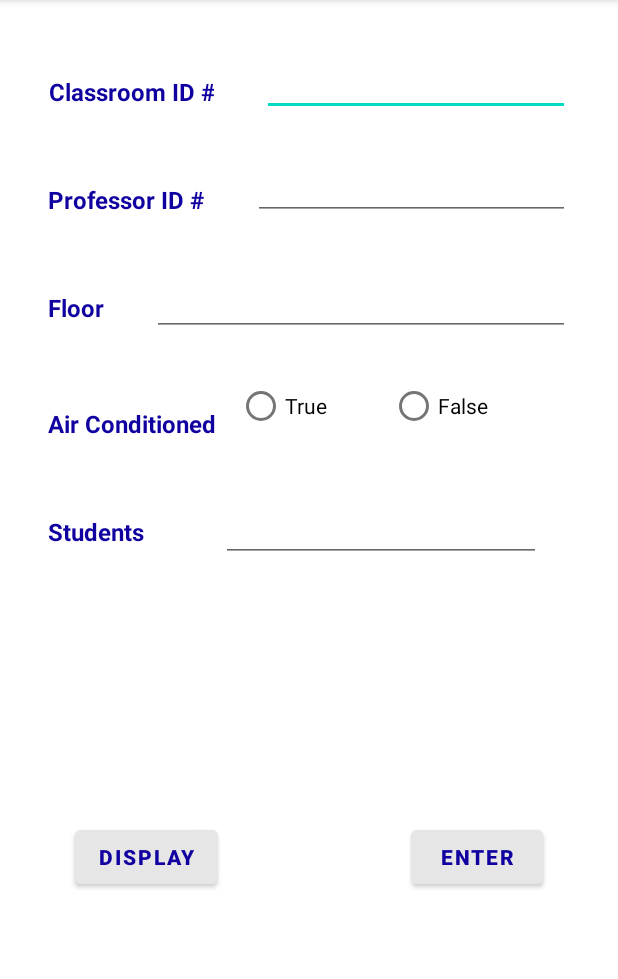
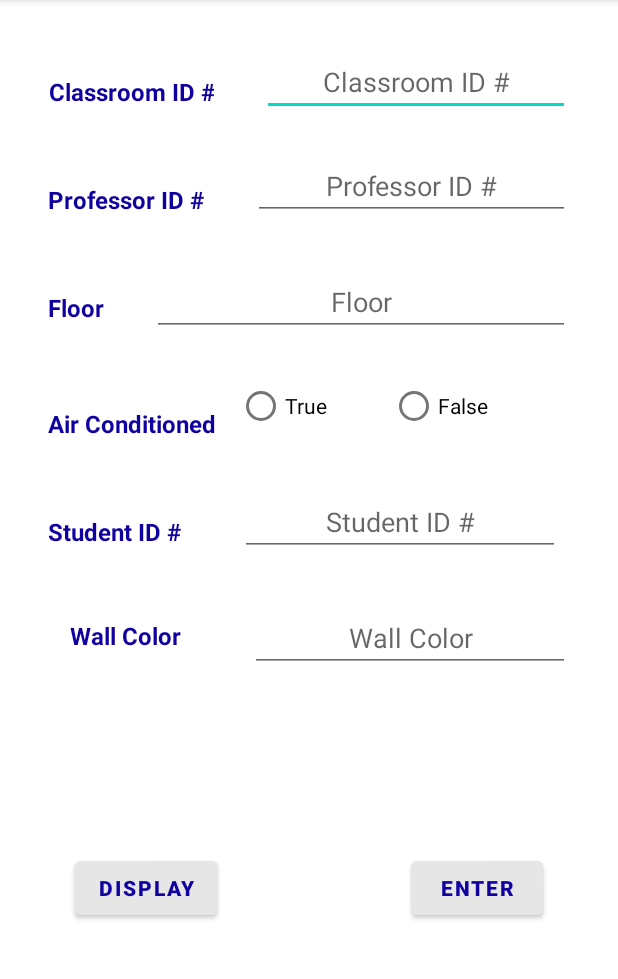
Before and after one commit to mbutt19/COMP304, an Android app: the ClassroomActivity screen opened directly, with no data from a screen before it, on a phone screen of 412 x 824 dp, the part 84-1063 px from its top. Run offline under Robolectric (Android 15) with nearby library versions, the phone set to English and light mode, and no system bars; our stand-ins replace Room's generated code.

Commit message:
Classroom insert complete

```diff
--- a/Group3_COMP304Sec002_Lab4/app/src/main/java/com/example/group3_comp304sec002_lab4/ClassroomActivity.java
+++ b/Group3_COMP304Sec002_Lab4/app/src/main/java/com/example/group3_comp304sec002_lab4/ClassroomActivity.java
@@ -1,14 +1,95 @@
 package com.example.group3_comp304sec002_lab4;
 
+import androidx.annotation.Nullable;
 import androidx.appcompat.app.AppCompatActivity;
+import androidx.lifecycle.Observer;
+import androidx.lifecycle.ViewModelProviders;
+import android.os.Bundle;
+import android.view.View;
+import android.widget.Button;
+import android.widget.EditText;
+import android.widget.RadioButton;
+import android.widget.RadioGroup;
+import android.widget.Toast;
 
-import android.os.Bundle;
+import java.util.List;
 
 public class ClassroomActivity extends AppCompatActivity {
-
+    private ClassroomViewModel classVM;
+    private String results;
+    private Button loadBtn;
+    private Button updateBtn;
+    private int sidInput;
+    private Classroom classroom;
+    private RadioButton rb;
+    private boolean acBool;
     @Override
     protected void onCreate(Bundle savedInstanceState) {
         super.onCreate(savedInstanceState);
         setContentView(R.layout.activity_classroom);
+
+        EditText cid = findViewById(R.id.classCid);
+        EditText sid = findViewById(R.id.classSid);
+        EditText pid = findViewById(R.id.classPid);
+        EditText floor = findViewById(R.id.floor);
+        EditText wall = findViewById(R.id.wall);
+        RadioGroup ac = findViewById(R.id.radioGroup);
+
+        classVM = ViewModelProviders.of(this).get(ClassroomViewModel.class);
+
+        loadBtn = findViewById(R.id.loadClassBtn);
+        loadBtn.setOnClickListener(new View.OnClickListener() {
+            @Override
+            public void onClick(View v) {
+                sidInput = Integer.parseInt(sid.getText().toString());
+                classVM.getClassFromStudent(sidInput).observe(ClassroomActivity.this,
+                        new Observer<List<Classroom>>(){
+                            @Override
+                            public void onChanged(List<Classroom> classrooms) {
+                                if(!classrooms.isEmpty()){
+                                    classroom = classrooms.remove(0);
+                                    pid.setText(Integer.toString(classroom.getProfessorId()));
+                                    cid.setText(Integer.toString(classroom.getClassroomId()));
+                                    floor.setText(Integer.toString(classroom.getFloor()));
+                                    wall.setText(classroom.getWallColor());
+                                    if(classroom.isAc()){
+                                        ac.check(R.id.tRdo);
+                                    }
+                                    else{
+                                        ac.check(R.id.fRdo);
+                                    }
+                                }else{
+                                    Toast.makeText(ClassroomActivity.this, "Enter Student ID#", Toast.LENGTH_LONG);
+                                }
+                            }
+                        });
+            }
+        });
+        updateBtn = findViewById(R.id.updateClassBtn);
+        updateBtn.setOnClickListener(new View.OnClickListener() {
+            @Override
+            public void onClick(View v) {
+                if(cid.getText().toString().isEmpty() || pid.getText().toString().isEmpty() ||
+                        sid.getText().toString().isEmpty() || floor.getText().toString().isEmpty()||
+                        wall.getText().toString().isEmpty()){
+                    Toast.makeText(ClassroomActivity.this, "Complete All Fields To Continue", Toast.LENGTH_SHORT);
+                }
+                else{
+                    switch (ac.getCheckedRadioButtonId()){
+                        case R.id.tRdo:
+                            acBool = true;
+                            break;
+                        case R.id.fRdo:
+                            acBool = false;
+                            break;
+                    }
+                    classroom = new Classroom(Integer.parseInt(cid.getText().toString()),
+                            Integer.parseInt(pid.getText().toString()), Integer.parseInt(floor.getText().toString()),
+                            true,wall.getText().toString(),Integer.parseInt(sid.getText().toString()));
+                    classVM.insertClassroom(classroom);
+                    Toast.makeText(ClassroomActivity.this, "Database Updated", Toast.LENGTH_LONG);
+                }
+            }
+        });
     }
 }
--- a/Group3_COMP304Sec002_Lab4/app/src/main/java/com/example/group3_comp304sec002_lab4/ClassroomViewModel.java
+++ b/Group3_COMP304Sec002_Lab4/app/src/main/java/com/example/group3_comp304sec002_lab4/ClassroomViewModel.java
@@ -33,7 +33,7 @@ public class ClassroomViewModel extends AndroidViewModel {
     public void seedData(){
         Classroom c1 = new Classroom(001,2001,2,true,
                 "White", 777);
-        Classroom c2 = new Classroom(001,2002,1,false,
+        Classroom c2 = new Classroom(002,2002,1,false,
                 "Yellow", 666);
         classroomRepo.insertClassroom(c1);
         classroomRepo.insertClassroom(c2);
--- a/Group3_COMP304Sec002_Lab4/app/src/main/res/layout/activity_classroom.xml
+++ b/Group3_COMP304Sec002_Lab4/app/src/main/res/layout/activity_classroom.xml
@@ -62,46 +62,49 @@
         app:layout_constraintTop_toBottomOf="@+id/textView11" />
 
     <EditText
-        android:id="@+id/editTextNumber"
+        android:id="@+id/classCid"
+        style="@style/input"
         android:layout_width="0dp"
         android:layout_height="wrap_content"
         android:layout_marginStart="32dp"
         android:layout_marginTop="32dp"
         android:layout_marginEnd="32dp"
         android:ems="10"
+        android:hint="@string/cid"
         android:inputType="number"
-        style="@style/input"
         app:layout_constraintEnd_toEndOf="parent"
         app:layout_constraintStart_toEndOf="@+id/textView8"
         app:layout_constraintTop_toTopOf="parent" />
 
     <EditText
-        android:id="@+id/editTextNumber2"
+        android:id="@+id/classPid"
+        style="@style/input"
         android:layout_width="0dp"
         android:layout_height="wrap_content"
         android:layout_marginStart="32dp"
         android:layout_marginTop="24dp"
         android:layout_marginEnd="32dp"
         android:ems="10"
+        android:hint="@string/pid"
         android:inputType="number"
-        style="@style/input"
         app:layout_constraintEnd_toEndOf="parent"
         app:layout_constraintStart_toEndOf="@+id/textView9"
-        app:layout_constraintTop_toBottomOf="@+id/editTextNumber" />
+        app:layout_constraintTop_toBottomOf="@+id/classCid" />
 
     <EditText
-        android:id="@+id/editTextNumber3"
+        android:id="@+id/floor"
+        style="@style/input"
         android:layout_width="0dp"
         android:layout_height="wrap_content"
         android:layout_marginStart="32dp"
         android:layout_marginTop="32dp"
         android:layout_marginEnd="32dp"
         android:ems="10"
+        android:hint="@string/floor"
         android:inputType="number"
-        style="@style/input"
         app:layout_constraintEnd_toEndOf="parent"
         app:layout_constraintStart_toEndOf="@+id/textView10"
-        app:layout_constraintTop_toBottomOf="@+id/editTextNumber2" />
+        app:layout_constraintTop_toBottomOf="@+id/classPid" />
 
     <RadioGroup
         android:id="@+id/radioGroup"
@@ -114,7 +117,7 @@
         app:layout_constraintEnd_toEndOf="parent"
         app:layout_constraintHorizontal_bias="1.0"
         app:layout_constraintStart_toEndOf="@+id/textView11"
-        app:layout_constraintTop_toBottomOf="@+id/editTextNumber3">
+        app:layout_constraintTop_toBottomOf="@+id/floor">
 
         <RadioButton
             android:id="@+id/tRdo"
@@ -131,44 +134,67 @@
     </RadioGroup>
 
     <EditText
-        android:id="@+id/editTextTextMultiLine"
+        android:id="@+id/classSid"
+        style="@style/input"
         android:layout_width="wrap_content"
         android:layout_height="wrap_content"
         android:layout_marginStart="32dp"
-        android:layout_marginTop="36dp"
+        android:layout_marginTop="32dp"
         android:layout_marginEnd="32dp"
         android:ems="10"
         android:gravity="start|top"
-        android:inputType="textMultiLine"
-        style="@style/input"
+        android:hint="@string/stuID"
+        android:inputType="number"
         app:layout_constraintEnd_toEndOf="parent"
         app:layout_constraintStart_toEndOf="@+id/textView12"
         app:layout_constraintTop_toBottomOf="@+id/textView11" />
 
     <Button
         android:id="@+id/loadClassBtn"
+        style="@style/buttons"
         android:layout_width="wrap_content"
         android:layout_height="wrap_content"
         android:layout_marginStart="50dp"
-        android:layout_marginTop="32dp"
         android:layout_marginBottom="32dp"
         android:text="@string/display"
-        style="@style/buttons"
         app:layout_constraintBottom_toBottomOf="parent"
         app:layout_constraintStart_toStartOf="parent"
-        app:layout_constraintTop_toBottomOf="@+id/editTextTextMultiLine" />
+        app:layout_constraintTop_toBottomOf="@+id/wall" />
 
     <Button
         android:id="@+id/updateClassBtn"
+        style="@style/buttons"
+        android:layout_width="wrap_content"
+        android:layout_height="wrap_content"
+        android:layout_marginEnd="50dp"
+        android:layout_marginBottom="32dp"
+        android:text="@string/enter"
+        app:layout_constraintBottom_toBottomOf="parent"
+        app:layout_constraintEnd_toEndOf="parent"
+        app:layout_constraintTop_toBottomOf="@+id/wall" />
+
+    <EditText
+        android:id="@+id/wall"
+        style="@style/input"
         android:layout_width="wrap_content"
         android:layout_height="wrap_content"
         android:layout_marginTop="32dp"
-        android:layout_marginEnd="50dp"
-        android:layout_marginBottom="32dp"
-        android:text="@string/enter"
-        style="@style/buttons"
-        app:layout_constraintBottom_toBottomOf="parent"
+        android:layout_marginEnd="32dp"
+        android:ems="10"
+        android:hint="@string/wall"
+        android:inputType="textPersonName"
         app:layout_constraintEnd_toEndOf="parent"
-        app:layout_constraintTop_toBottomOf="@+id/editTextTextMultiLine" />
+        app:layout_constraintTop_toBottomOf="@+id/classSid" />
+
+    <TextView
+        android:id="@+id/textView13"
+        android:layout_width="wrap_content"
+        android:layout_height="wrap_content"
+        android:layout_marginTop="42dp"
+        android:text="@string/wall"
+        style="@style/labels"
+        app:layout_constraintEnd_toStartOf="@+id/wall"
+        app:layout_constraintStart_toStartOf="parent"
+        app:layout_constraintTop_toBottomOf="@+id/classSid" />
 
 </androidx.constraintlayout.widget.ConstraintLayout>
--- a/Group3_COMP304Sec002_Lab4/app/src/main/res/values/strings.xml
+++ b/Group3_COMP304Sec002_Lab4/app/src/main/res/values/strings.xml
@@ -6,7 +6,7 @@
     <string name="user">User ID</string>
     <string name="pass">Password</string>
     <string name="classrooms">Classrooms</string>
-    <string name="students">Students</string>
+    <string name="students">Student ID #</string>
     <string name="stuID">Student ID #</string>
     <string name="view">View</string>
     <string name="update">Update</string>
@@ -18,7 +18,7 @@
     <string name="prof">Professor</string>
     <string name="display">Display</string>
     <string name="profHint">Enter Professor ID #</string>
-    <string name="classMsg">Enter Classroom Data</string>
+    <string name="classMsg">Classroom Data</string>
     <string name="pid">Professor ID #</string>
     <string name="cid">Classroom ID #</string>
     <string name="floor">Floor</string>
@@ -26,4 +26,5 @@
     <string name="t">True</string>
     <string name="f">False</string>
     <string name="enter">Enter</string>
+    <string name="wall">Wall Color</string>
 </resources>
```
Also changed, not shown: Group3_COMP304Sec002_Lab4/app/src/main/java/com/example/group3_comp304sec002_lab4/UpdateInfoActivity.java (+9 -13 lines).
